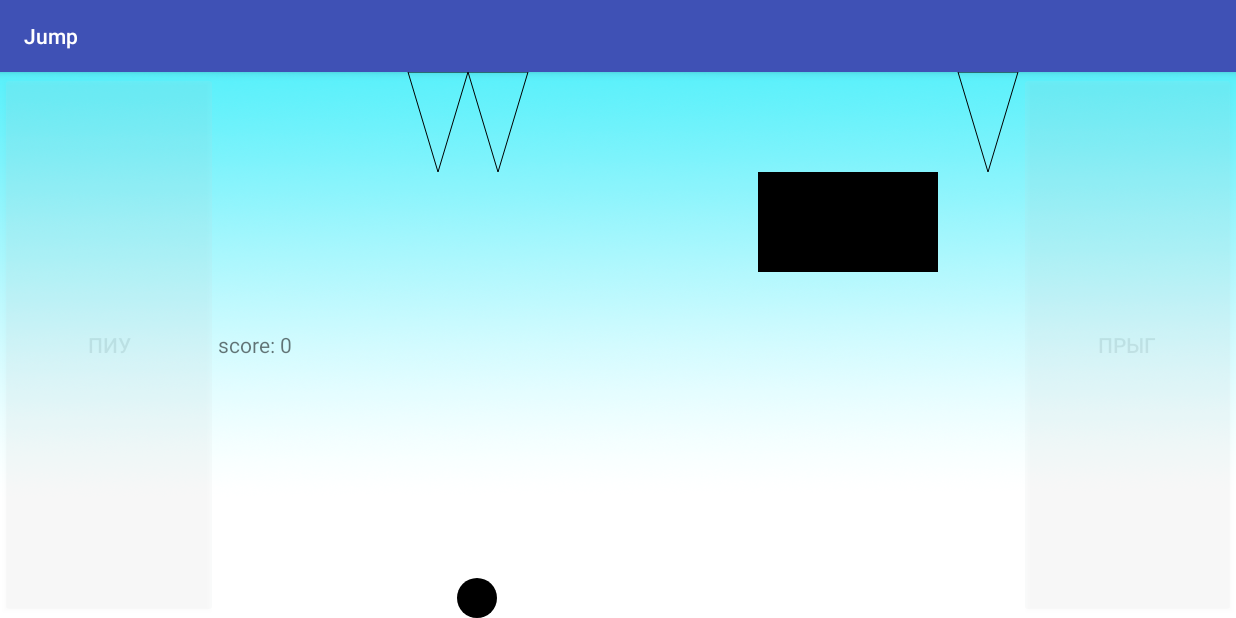
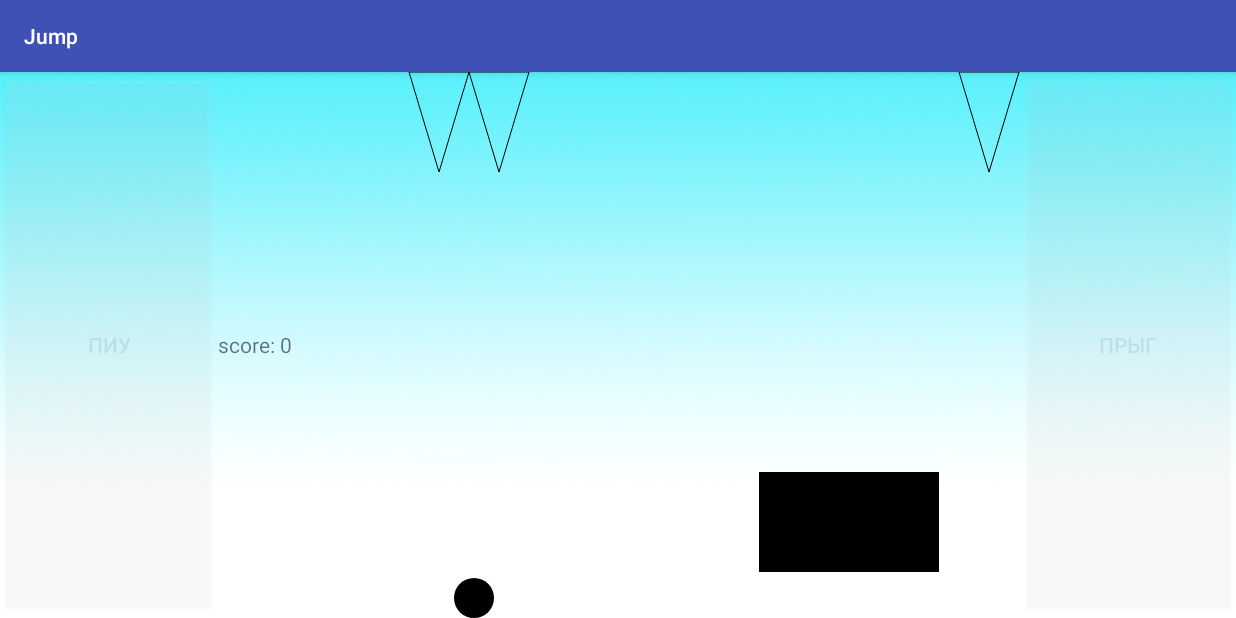
Before and after one commit to AlinaUsh/Jump_1, an Android app: the Start screen opened directly, with no data from a screen before it, on a phone screen of 824 x 412 dp (held sideways). Run offline under Robolectric (Android 15) with nearby library versions, the phone set to English and light mode, and no system bars.

Commit message:
working platform with jumps

```diff
--- a/app/src/main/java/com/example/harrix/jump/Circle.kt
+++ b/app/src/main/java/com/example/harrix/jump/Circle.kt
@@ -98,7 +98,7 @@ class Circle (c : Int, //color
     override fun checkRect(rect: ReliefRect, x: Int, y: Int){//: Int {
         //super.checkRect(rect, x, y)
         if (((y > rect.y - rect.h) && (y < rect.y)
-                        && ((x + r)  >  rect.x - rect.w) && ((x - r)  < rect.x + rect.w)) ||
+                        && ((x - r)  >  rect.x - rect.w) && ((x + r ) < rect.x + rect.w)) ||
                 ((y - r < rect.y) && ((y > rect.y))
                         && (x < rect.x + rect.w) && (x > rect.x - rect.w) ||
                 dist(x, y, rect.x - rect.w , rect.y) ||
--- a/app/src/main/java/com/example/harrix/jump/Draw.kt
+++ b/app/src/main/java/com/example/harrix/jump/Draw.kt
@@ -98,7 +98,7 @@ class Draw (context : Context,var relief : ArrayList<ObjectRelief>, var player:
             //проверка препядствий
             if (player.y + player.r >= canvas.height) {
                 touch = false
-                player.speedy = -3//dy = 3
+                player.speedy = -player.speedyabs//dy = 3
                 player.highbottom = canvas.height
                 player.y = canvas.height - player.r//player.highbottom
             }
@@ -125,13 +125,18 @@ class Draw (context : Context,var relief : ArrayList<ObjectRelief>, var player:
             deleteRelief = false
         }
 
-        if ((player.x == lastRectXR) && (touch == false) &&
-                (nextOnTheSameH == false) && (0 != player.y)){//доехали до клнца платформы
+        if((player.highbottom < canvas.height) && (player.x >= lastRectXR) && (!touch)){
+            touch = true
+            player.speedy = player.speedyabs
+        }
+
+      /*  if ((player.x >= lastRectXR) && (touch == false) &&
+                (nextOnTheSameH == false) && (0 != player.y) && (player.highbottom < canvas.height)){//доехали до клнца платформы
             player.speedy = player.speedyabs//dy = -3
-        }else if(player.x == lastRectXR) {
-            //  nextOnTheSameH = false
+        }else if(player.x >= lastRectXR) {
+              nextOnTheSameH = false
 
-        }
+        }*/
 
         for (i in 0..this.coins.size - 1)
             player.getCoin(coins[i].x, coins[i].y)
@@ -141,8 +146,8 @@ class Draw (context : Context,var relief : ArrayList<ObjectRelief>, var player:
                 player.check((relief[i] as Triangle),player.x , player.y)
             }
             else{
-                if ((lastRectXR > relief[i].x - relief[i].w)&&(lastRectXR < relief[i].x + relief[i].w)&&
-                        (relief[i].y == player.highbottom))
+                if ((lastRectXR >= relief[i].x - relief[i].w)&&(lastRectXR < relief[i].x + relief[i].w)&&
+                        (relief[i].y - relief[i].h == player.highbottom))
                     lastRectXR = relief[i].x + relief[i].w
                 player.checkRect((relief[i] as ReliefRect), player.x , player.y)
             }
@@ -160,7 +165,7 @@ class Draw (context : Context,var relief : ArrayList<ObjectRelief>, var player:
             player.highbottom = relief[something].y - relief[something].h
             player.y = player.highbottom - player.r
             player.jumpOnRect = false
-            player.speedy = player.speedyabs
+            player.speedy = -player.speedyabs
             firstJumpOn = true
          //   dh = 0
             touch = false
--- a/app/src/main/java/com/example/harrix/jump/Start.kt
+++ b/app/src/main/java/com/example/harrix/jump/Start.kt
@@ -19,9 +19,9 @@ class Start : AppCompatActivity(), Scoreable {
 
         relief.add(Triangle(150,0,1))
         relief.add(Triangle(210,0,1))
-        relief.add(ReliefRect(500,200,100))
-        relief.add(ReliefRect(560,200,100))
-        relief.add(ReliefRect(620,200,100))
+        relief.add(ReliefRect(500,500,100))
+        relief.add(ReliefRect(560,500,100))
+        relief.add(ReliefRect(620,500,100))
         relief.add(Triangle(700,0,1))
         relief.add(Triangle(850,-1,-1))
         relief.add(Triangle(1020,-1,-1))
--- a/app/src/main/res/layout/activity_lvl1.xml
+++ b/app/src/main/res/layout/activity_lvl1.xml
@@ -18,7 +18,7 @@
 
 
     <TextView
-        android:layout_width="wrap_content"
+        android:layout_width="50dp"
         android:layout_height="wrap_content"
         android:id="@+id/passive_text"
         />
--- a/app/src/main/res/layout/activity_lvl2.xml
+++ b/app/src/main/res/layout/activity_lvl2.xml
@@ -18,7 +18,7 @@
 
 
     <TextView
-        android:layout_width="wrap_content"
+        android:layout_width="50dp"
         android:layout_height="wrap_content"
         android:id="@+id/passive_text"
         />
--- a/app/src/main/res/layout/activity_lvl3.xml
+++ b/app/src/main/res/layout/activity_lvl3.xml
@@ -17,7 +17,7 @@
         android:alpha="0.1"/>
 
     <TextView
-        android:layout_width="wrap_content"
+        android:layout_width="50dp"
         android:layout_height="wrap_content"
         android:id="@+id/passive_text"
         />
--- a/app/src/main/res/layout/activity_start.xml
+++ b/app/src/main/res/layout/activity_start.xml
@@ -18,7 +18,7 @@
         android:alpha="0.1"/>
 
     <TextView
-        android:layout_width="wrap_content"
+        android:layout_width="50dp"
         android:layout_height="wrap_content"
         android:id="@+id/passive_text"
         />
```
Also changed, not shown: 3 other files.
